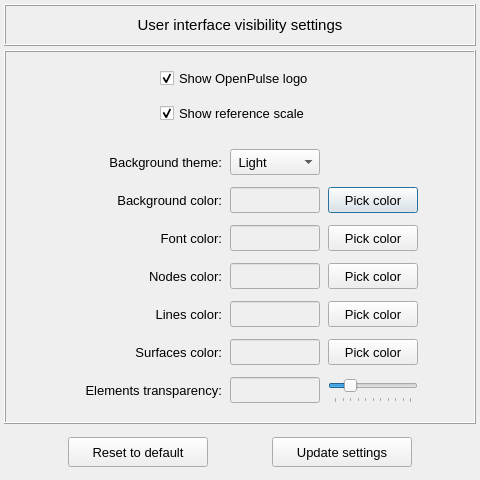
First picture: the form in pulse/interface/data/ui_files/project/render/renderer_user_preferences.ui, repository open-pulse/OpenPulse, before the edit.
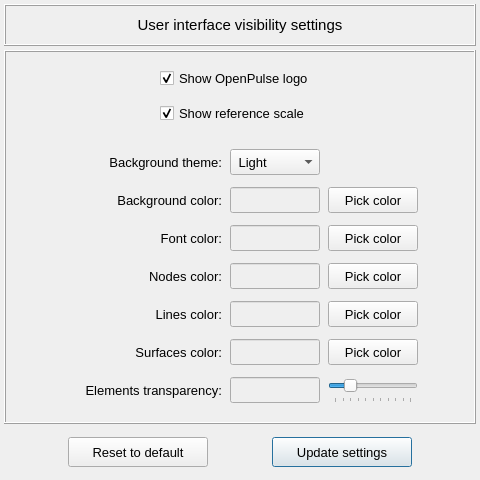
Second picture: the form after the edit.

```diff
--- a/pulse/interface/data/ui_files/project/render/renderer_user_preferences.ui
+++ b/pulse/interface/data/ui_files/project/render/renderer_user_preferences.ui
@@ -1091,6 +1091,12 @@
         <property name="text">
          <string>Update settings</string>
         </property>
+        <property name="autoDefault">
+         <bool>false</bool>
+        </property>
+        <property name="default">
+         <bool>true</bool>
+        </property>
        </widget>
       </item>
       <item row="0" column="0">
```
Left out of the diff: 22 changed lines with no effect on the pictures.
